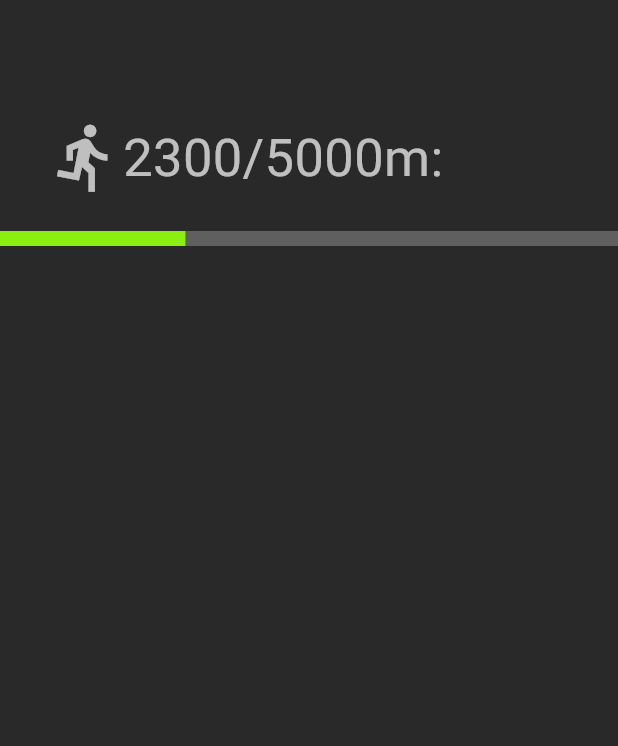
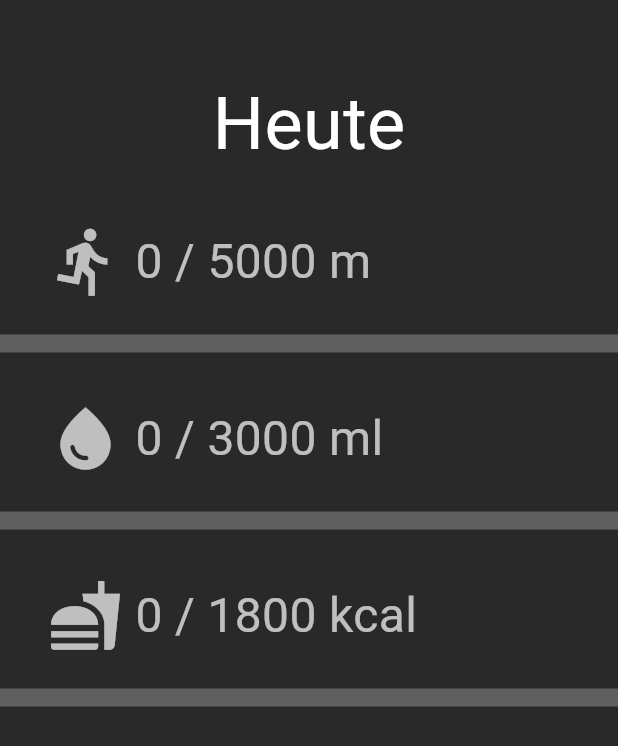
Before and after one commit to noascape/coding, a Flutter app: the screen it shows after launch, on a phone screen of 412 x 824 dp. Shown: the top 746 px of the screen. Run offline on Flutter 3.47's test engine with Material 3 defaults, Android fonts, the phone set to English and light mode, and no system bars; our stand-ins replace shared_preferences.

Commit message:
first app completed

```diff
--- a/Flutter/fitness_app/lib/main.dart
+++ b/Flutter/fitness_app/lib/main.dart
@@ -1,9 +1,12 @@
 import 'package:flutter/material.dart';
+//Plugin von pub.dev
+import 'package:shared_preferences/shared_preferences.dart';
 
 void main() {
   runApp(const MyApp());
 }
 
+//Strg + Leertaste für Tipps
 //StatelessWidget wenn sich nichts am Inhalt verändern soll, sonst StatefulWidget
 class MyApp extends StatelessWidget {
   const MyApp({super.key});
@@ -30,41 +33,121 @@ class MyHomePage extends StatefulWidget {
 }
 
 class _MyHomePageState extends State<MyHomePage> {
-//  int _counter = 0;
 
-//  void _incrementCounter() {
-//    setState(() {
-//      _counter++;
-//    });
-//  }
+    final controller = PageController(initialPage: 0);
 
   @override
   Widget build(BuildContext context) {
-    return const Scaffold(
+    return Scaffold(
 
-      body: Padding(
-        padding: EdgeInsetsDirectional.fromSTEB(0.0, 80, 0.0, 32.0),
-        child: Column(
+      body: PageView(
+        controller: controller,
+        children: const [
+           DetailPage(headline: 'Heute', daysInPast: 0),
+           DetailPage(headline: 'Gestern', daysInPast: 1),
+           DetailPage(headline: 'Vorgestern', daysInPast: 2),
+      ],)
+    );
+  }
+}
+
+class DetailPage extends StatefulWidget {
+  const DetailPage({Key? key, required this.headline, required this.daysInPast}) : super(key : key);
+
+  final String headline;
+  final int daysInPast;
+
+  @override
+  State<DetailPage> createState() => _DetailPageState();
+}
+
+class _DetailPageState extends State<DetailPage> {
+  @override
+  Widget build(BuildContext context) {
+    return Padding(
+      padding: const EdgeInsetsDirectional.fromSTEB(0.0, 48, 0.0, 32.0),
+      child: Column(children: [
+        Text(widget.headline, style: const TextStyle(fontSize: 48.0, color: Colors.white)),
+        TrackingElement(color: const Color(0xFF8BEF11), iconData: Icons.directions_run, unit: 'm', max: 5000, daysInPast: widget.daysInPast,),
+        TrackingElement(color: const Color(0xFF1B5A9A), iconData: Icons.water_drop, unit: 'ml', max: 3000, daysInPast: widget.daysInPast,),
+        TrackingElement(color: const Color(0xFFAB0D24), iconData: Icons.fastfood, unit: 'kcal', max: 1800, daysInPast: widget.daysInPast,),
+      ], ),
+    );
+  }
+}
+
+
+class TrackingElement extends StatefulWidget {
+  const TrackingElement({Key? key, required this.color, required this.iconData, required this.unit, required this.max, required this.daysInPast}) : super(key: key);
+
+  final Color color;
+  final IconData iconData;
+  final String unit;
+  final double max;
+  final int daysInPast;
+
+  @override
+  State<TrackingElement> createState() => _TrackingElementState();
+}
+
+class _TrackingElementState extends State<TrackingElement> {
+  final Future<SharedPreferences> _prefs = SharedPreferences.getInstance();
+
+  int _counter = 0;
+  double progress = 0;
+  var now = DateTime.now();
+  String storageKey = '';
+
+void _incrementCounter() async {
+  setState(() {
+    _counter += 200;
+    progress = _counter / widget.max;
+    });
+  (await _prefs).setInt(storageKey, _counter);
+  }
+
+  @override
+  void initState() {
+    super.initState();
+                    //2024    -    08        -     23     _    ml
+    storageKey = '${now.year} - ${now.month} - ${now.day - widget.daysInPast} _ ${widget.unit}';
+  }
+
+  @override
+  void didChangeDependencies(){
+    super.didChangeDependencies();
+    _prefs.then( (prefs) {
+        setState(() {
+          _counter = prefs.getInt(storageKey) ?? 0;
+          progress = _counter / widget.max;
+        });
+    });
+  }
+
+
+  @override
+  Widget build(BuildContext context) {
+    return InkWell(
+        onTap: _incrementCounter,
+        child:  Column(
         children: <Widget>[
           Padding(
-              padding: EdgeInsetsDirectional.fromSTEB(32.0, 0, 32.0, 24.0),
+            padding: const EdgeInsetsDirectional.fromSTEB(32.0, 32.0, 32.0, 24.0),
             child: Row(children: <Widget>[
-                Icon(Icons.directions_run, color: Colors.white70, size: 50),
+              Icon(widget.iconData, color: Colors.white70, size: 50),
                Text(
-                    '2300/5000m:',
-                    style: TextStyle(color: Colors.white70, fontSize: 35)
+                ' $_counter / ${widget.max.toInt()} ${widget.unit}',
+                style: const TextStyle(color: Colors.white70, fontSize: 32)
               ),
             ],),
           ),
          LinearProgressIndicator(
-              value: 0.3,
-              color: Color(0xFF8BEF11),
-              backgroundColor: Color(0x40FFFFFF),
-              minHeight: 10.0,
+          value: progress,
+          color: widget.color,
+          backgroundColor: const Color(0x40FFFFFF),
+          minHeight: 12.0,
         )
       ],
-        ),
-      ),
-    );
+    ) );
   }
 }
--- a/Flutter/fitness_app/pubspec.yaml
+++ b/Flutter/fitness_app/pubspec.yaml
@@ -35,6 +35,7 @@ dependencies:
   # The following adds the Cupertino Icons font to your application.
   # Use with the CupertinoIcons class for iOS style icons.
   cupertino_icons: ^1.0.2
+  shared_preferences: ^2.3.2
 
 dev_dependencies:
   flutter_test:
```
Also changed, not shown: Flutter/fitness_app/pubspec.lock, 1 other file. Lines whose indentation alone changed are shown as unchanged.
